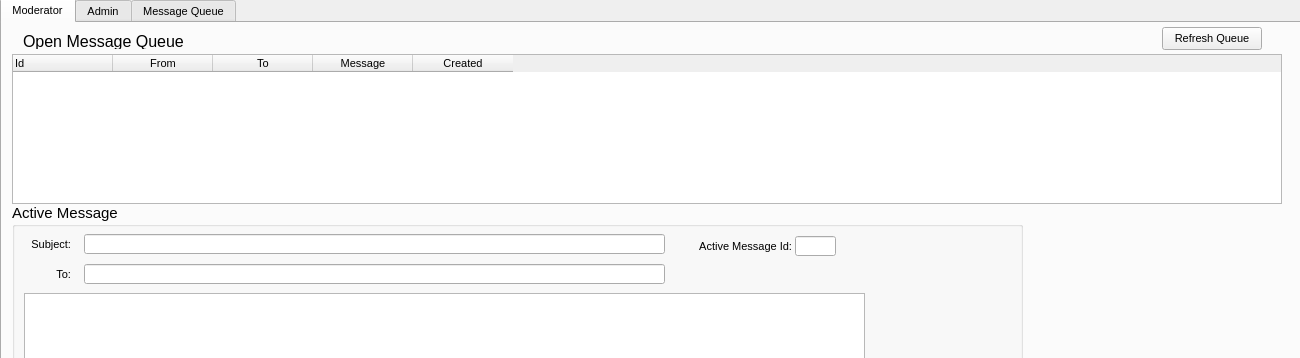
Above: moderator.ui from BobSegrest/eHaW before the change; both pictures show x 0 to 1300 and y 0 to 358 of the 1300 by 700 pixel window. Below: the same form after it.
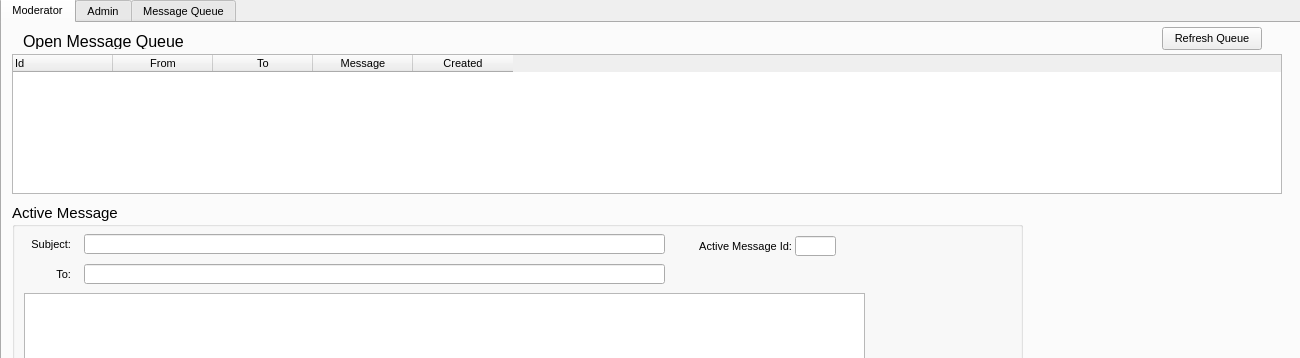
That is the form after the change. The open tabs and pages were chosen to show the change. Icons and pictures are not drawn.

Patch:
```diff
--- a/moderator.ui
+++ b/moderator.ui
@@ -59,7 +59,7 @@
         <x>10</x>
         <y>31</y>
         <width>1270</width>
-        <height>150</height>
+        <height>140</height>
        </rect>
       </property>
       <property name="editTriggers">
```
Left out of the diff: 4 changed lines with no effect on the pictures.
